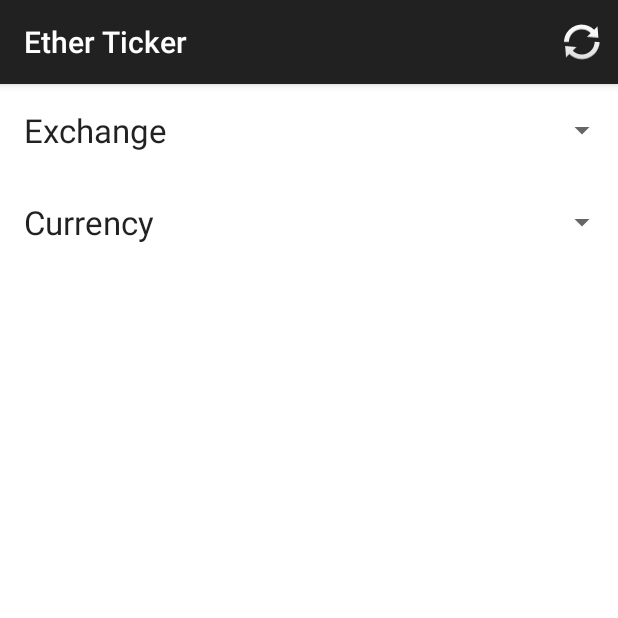
After one commit to RyanJoseph15/Ether-Ticker, an Android app: the ConfigActivity screen opened directly, with no data from a screen before it, on a phone screen of 412 x 824 dp, the top half of it. The commit adds this screen. Run offline under Robolectric (Android 15) with nearby library versions, the phone set to English and light mode, and no system bars.

Commit message:
Successfully have multiple widgets working where they can be uniquely configured.

```diff
--- /dev/null
+++ b/app/src/main/java/com/minisoftwareandgames/ryan/etherticker/ConfigActivity.java
@@ -0,0 +1,42 @@
+package com.minisoftwareandgames.ryan.etherticker;
+
+import android.appwidget.AppWidgetManager;
+import android.content.Intent;
+import android.os.Bundle;
+import android.support.v7.app.AppCompatActivity;
+import android.view.Menu;
+
+import com.minisoftwareandgames.ryan.etherticker.objects.Widget;
+
+/**
+ * Created by ryan on 8/14/15.
+ */
+public class ConfigActivity extends AppCompatActivity {
+
+	public Widget widget = null;
+	public SQLiteHelper helper;
+
+	@Override
+	protected void onCreate(Bundle savedInstanceState) {
+		super.onCreate(savedInstanceState);
+		setContentView(R.layout.activity_main);
+		helper = new SQLiteHelper(this);
+		Intent intent = getIntent();
+		Bundle extras = intent.getExtras();
+		if (extras != null) {
+			int widgetId = extras.getInt(
+					AppWidgetManager.EXTRA_APPWIDGET_ID,
+					AppWidgetManager.INVALID_APPWIDGET_ID);
+			widget = helper.getWidget(widgetId);
+		}
+		getSupportFragmentManager().beginTransaction().add(R.id.container, new SettingsFragment()).commit();
+	}
+
+	@Override
+	public boolean onCreateOptionsMenu(Menu menu) {
+		// Inflate the menu; this adds items to the action bar if it is present.
+		getMenuInflater().inflate(R.menu.menu_main, menu);
+		return true;
+	}
+
+}
--- a/app/src/main/java/com/minisoftwareandgames/ryan/etherticker/MainActivity.java
+++ b/app/src/main/java/com/minisoftwareandgames/ryan/etherticker/MainActivity.java
@@ -1,5 +1,7 @@
 package com.minisoftwareandgames.ryan.etherticker;
 
+import android.appwidget.AppWidgetManager;
+import android.content.Intent;
 import android.support.v7.app.AppCompatActivity;
 import android.os.Bundle;
 import android.view.Menu;
@@ -10,13 +12,15 @@ public class MainActivity extends AppCompatActivity {
     protected void onCreate(Bundle savedInstanceState) {
         super.onCreate(savedInstanceState);
         setContentView(R.layout.activity_main);
-		getSupportFragmentManager().beginTransaction().add(R.id.container, new SettingsFragment()).commit();
+		getSupportFragmentManager().beginTransaction().add(R.id.container, new MainActivityFragment()).commit();
     }
 
     @Override
     public boolean onCreateOptionsMenu(Menu menu) {
         // Inflate the menu; this adds items to the action bar if it is present.
         getMenuInflater().inflate(R.menu.menu_main, menu);
+        menu.findItem(R.id.action_settings).setVisible(false);
+        menu.findItem(R.id.action_refresh).setVisible(false);
         return true;
     }
 
--- /dev/null
+++ b/app/src/main/java/com/minisoftwareandgames/ryan/etherticker/SQLiteHelper.java
@@ -0,0 +1,117 @@
+package com.minisoftwareandgames.ryan.etherticker;
+
+import android.content.ContentValues;
+import android.content.Context;
+import android.database.Cursor;
+import android.database.sqlite.SQLiteDatabase;
+import android.database.sqlite.SQLiteOpenHelper;
+import android.util.Log;
+
+import com.minisoftwareandgames.ryan.etherticker.objects.Widget;
+
+/**
+ * Created by ryan on 8/14/15.
+ */
+public class SQLiteHelper extends SQLiteOpenHelper {
+
+	private Context context;
+	public String DEFAULT_EXCHANGE = "Gatecoin";
+	public String DEFAULT_CURRENCY = "BTC";
+
+	public static final String TABLE_WIDGETS           	= "widgets";
+	public static final String COLUMN_ID 				= "_id";
+	public static final String COLUMN_EXCHANGE			= "exchange";
+	public static final String COLUMN_CURRENCY			= "currency";
+	SQLiteDatabase tickerDB;
+
+	private static final String DB_WIDGETS_CREATE = "CREATE TABLE IF NOT EXISTS "
+			+ TABLE_WIDGETS + "("
+			+ COLUMN_ID + " PRIMARY KEY, "
+			+ COLUMN_EXCHANGE + ", "
+			+ COLUMN_CURRENCY + ")";
+
+	private static final String DATABASE_NAME = "etherticker.db";
+	private static final int DATABASE_VERSION = 1;
+
+	public SQLiteHelper(Context context) {
+		super(context, DATABASE_NAME, null, DATABASE_VERSION);
+		this.context = context;
+	}
+
+	@Override
+	public void onCreate(SQLiteDatabase database) {
+		tickerDB = database;
+		tickerDB.execSQL(DB_WIDGETS_CREATE);
+	}
+
+	@Override
+	public void onUpgrade(SQLiteDatabase db, int oldVersion, int newVersion) {
+        /* TODO: add data migration */
+		Log.w(SQLiteHelper.class.getName(),
+				"Upgrading database from version " + oldVersion + " to "
+						+ newVersion + ", which will destroy all old data");
+		db.execSQL("DROP TABLE IF EXISTS " + TABLE_WIDGETS);
+		onCreate(db);
+	}
+
+	public boolean addWidget(Widget widget) {
+		Log.d("addWidget", "start");
+		tickerDB = getWritableDatabase();
+		ContentValues cv = new ContentValues();
+		cv.put(COLUMN_ID, widget.id);
+		cv.put(COLUMN_EXCHANGE, widget.exchange);
+		cv.put(COLUMN_CURRENCY, widget.currency);
+		long val = tickerDB.insert(TABLE_WIDGETS, null, cv);
+		return (val > 0);	// implies success
+	}
+
+	public Widget getWidget(int wId) {
+		Log.d("getWidget", "start");
+		tickerDB = getReadableDatabase();
+		String statement = "SELECT * FROM " + TABLE_WIDGETS + " WHERE " + COLUMN_ID + " = " + wId + "";
+//		Log.d("etherticker", statement);
+		Cursor cursor = tickerDB.rawQuery(statement, null);
+		if (cursor.moveToFirst()) {	/* there should only be one: ids are unique */
+			int id = cursor.getInt(cursor.getColumnIndex(COLUMN_ID));
+			String exchange = cursor.getString(cursor.getColumnIndex(COLUMN_EXCHANGE));
+			String currency = cursor.getString(cursor.getColumnIndex(COLUMN_CURRENCY));
+//			Log.d("etherticker", id + " " + exchange + " " + currency);
+			return new Widget(id, exchange, currency);
+		}
+		/* if there is not a widget with matching id, create one */
+		Widget widget = new Widget(wId, DEFAULT_EXCHANGE, DEFAULT_CURRENCY);
+		if (addWidget(widget)) {	/* and add it */
+			return widget;	/* if successfully in DB, return it */
+		} else return null;	/* otherwise, we failed and return null */
+	}
+
+	public boolean hasWidgets() {
+		tickerDB = getReadableDatabase();
+		Cursor cursor = tickerDB.rawQuery("SELECT * FROM " + TABLE_WIDGETS, null);
+		return cursor.moveToFirst();	// if there is one, it will be true
+	}
+
+	public boolean updateWidget(Widget widget) {
+		tickerDB = getWritableDatabase();
+		ContentValues cv = new ContentValues();
+		cv.put(COLUMN_EXCHANGE, widget.exchange);
+		cv.put(COLUMN_CURRENCY, widget.currency);
+		int val = tickerDB.update(TABLE_WIDGETS, cv, COLUMN_ID + " = " + widget.id, null);
+		return (val > 0);	// implies success
+	}
+
+	private void printDB() {
+		tickerDB = getReadableDatabase();
+		Cursor cursor = tickerDB.rawQuery("SELECT * FROM " + TABLE_WIDGETS, null);
+		Log.d("etherticker", "-id- | -exchange- | -currency-");
+		if (cursor.moveToFirst()) {
+			do {
+				int id = cursor.getInt(cursor.getColumnIndex(COLUMN_ID));
+				String exchange = cursor.getString(cursor.getColumnIndex(COLUMN_EXCHANGE));
+				String currency = cursor.getString(cursor.getColumnIndex(COLUMN_CURRENCY));
+				Log.d("etherticker", id + " " + exchange + " " + currency);
+			} while (cursor.moveToNext());
+		}
+	}
+
+}
--- a/app/src/main/java/com/minisoftwareandgames/ryan/etherticker/TickerView.java
+++ b/app/src/main/java/com/minisoftwareandgames/ryan/etherticker/objects/TickerView.java
@@ -1,4 +1,4 @@
-package com.minisoftwareandgames.ryan.etherticker;
+package com.minisoftwareandgames.ryan.etherticker.objects;
 
 import android.widget.TextView;
 
--- /dev/null
+++ b/app/src/main/res/layout/fragment_configuration.xml
@@ -0,0 +1,109 @@
+<?xml version="1.0" encoding="utf-8"?>
+<RelativeLayout xmlns:android="http://schemas.android.com/apk/res/android"
+    android:layout_width="match_parent"
+    android:layout_height="fill_parent"
+    android:background="#ffffff"
+                android:gravity="top">
+
+        <TextView
+            android:layout_width="wrap_content"
+            android:layout_height="wrap_content"
+            android:textAppearance="?android:attr/textAppearanceLarge"
+            android:text="Exchange"
+            android:id="@+id/exchange"
+            android:layout_alignParentLeft="true"
+            android:padding="@dimen/activity_horizontal_margin"
+            android:gravity="center_vertical|left"/>
+
+        <Spinner
+            android:layout_width="wrap_content"
+            android:layout_height="wrap_content"
+            android:id="@+id/spinner_exchange"
+            android:spinnerMode="dropdown"
+            android:layout_alignParentRight="true"
+            android:layout_toRightOf="@+id/exchange"
+            android:layout_alignTop="@+id/exchange"
+            android:layout_alignBottom="@+id/exchange"
+            android:padding="@dimen/activity_horizontal_margin"/>
+
+        <TextView
+            android:layout_width="wrap_content"
+            android:layout_height="wrap_content"
+            android:textAppearance="?android:attr/textAppearanceLarge"
+            android:text="Currency"
+            android:id="@+id/currency"
+            android:layout_alignParentLeft="true"
+            android:padding="@dimen/activity_horizontal_margin"
+            android:layout_below="@+id/exchange"
+            android:layout_alignRight="@+id/exchange"
+            android:gravity="center_vertical|left"/>
+
+        <Spinner
+            android:layout_width="wrap_content"
+            android:layout_height="wrap_content"
+            android:id="@+id/spinner_currency"
+            android:spinnerMode="dropdown"
+            android:layout_alignParentRight="true"
+            android:layout_toRightOf="@+id/currency"
+            android:layout_alignTop="@+id/currency"
+            android:layout_alignBottom="@+id/currency"
+            android:padding="@dimen/activity_horizontal_margin"/>
+
+    <RelativeLayout
+        android:visibility="gone"
+        android:id="@+id/configurebox"
+        android:layout_width="match_parent"
+        android:layout_height="wrap_content"
+        android:layout_alignParentEnd="false"
+        android:layout_alignParentStart="false"
+        android:layout_alignParentBottom="true">
+
+        <View
+            android:id="@+id/background"
+            android:layout_width="wrap_content"
+            android:layout_height="1dp"
+            android:layout_centerHorizontal="true"
+            android:background="@color/background_material_light"
+            android:layout_alignTop="@+id/okay"
+            android:layout_alignBottom="@+id/okay"/>
+
+        <View
+            android:id="@+id/horizontal"
+            android:layout_width="wrap_content"
+            android:layout_height="1dp"
+            android:layout_centerHorizontal="true"
+            android:background="@color/background_floating_material_dark"
+            android:layout_alignTop="@+id/okay"/>
+
+        <TextView
+            android:layout_width="match_parent"
+            android:layout_height="wrap_content"
+            android:textAppearance="?android:attr/textAppearanceLarge"
+            android:text="cancel"
+            android:id="@+id/cancel"
+            android:layout_toLeftOf="@+id/vertical"
+            android:gravity="center"
+            android:padding="@dimen/activity_horizontal_margin"/>
+
+        <View
+            android:id="@+id/vertical"
+            android:layout_width="1dp"
+            android:layout_height="wrap_content"
+            android:layout_centerHorizontal="true"
+            android:background="@color/background_floating_material_dark"
+            android:layout_alignTop="@+id/okay"
+            android:layout_alignBottom="@+id/okay"/>
+
+        <TextView
+            android:layout_width="match_parent"
+            android:layout_height="wrap_content"
+            android:textAppearance="?android:attr/textAppearanceLarge"
+            android:text="add"
+            android:id="@+id/okay"
+            android:layout_toRightOf="@+id/vertical"
+            android:gravity="center"
+            android:padding="@dimen/activity_horizontal_margin"/>
+
+    </RelativeLayout>
+
+</RelativeLayout>
--- a/app/src/main/res/values/strings.xml
+++ b/app/src/main/res/values/strings.xml
@@ -4,7 +4,7 @@
     <string name="action_settings">Settings</string>
 
     <string-array name="exchange_array">
-        <item>"GateCoin"</item>
+        <item>"Gatecoin"</item>
     </string-array>
 
     <string-array name="currency_array">
--- a/app/src/main/res/xml/widget.xml
+++ b/app/src/main/res/xml/widget.xml
@@ -4,6 +4,7 @@
     android:minWidth="144dp"
     android:minHeight="72dp"
     android:updatePeriodMillis="1800000"
-    android:initialLayout="@layout/widget_main">
+    android:initialLayout="@layout/widget_main"
+    android:previewImage="@drawable/ethereum_icon_very_very_small">
 
 </appwidget-provider>
```
Also changed, not shown: app/src/main/AndroidManifest.xml (+3 -6 lines), app/src/main/java/com/minisoftwareandgames/ryan/etherticker/EtherTickerWidgetProvider.java (+37 -34 lines), app/src/main/java/com/minisoftwareandgames/ryan/etherticker/SettingsFragment.java (+30 -20 lines), app/src/main/java/com/minisoftwareandgames/ryan/etherticker/objects/URLandViews.java (added, +25 -0 lines), app/src/main/java/com/minisoftwareandgames/ryan/etherticker/objects/Widget.java (added, +18 -0 lines), app/src/main/res/layout/fragment_settings.xml (deleted, +0 -62 lines), 2 other files.
